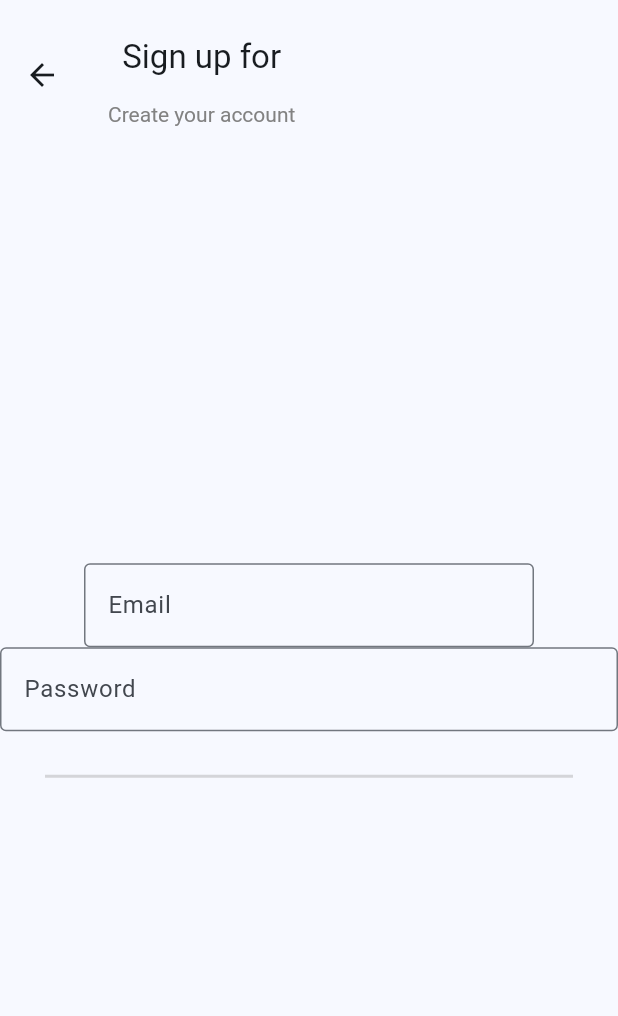
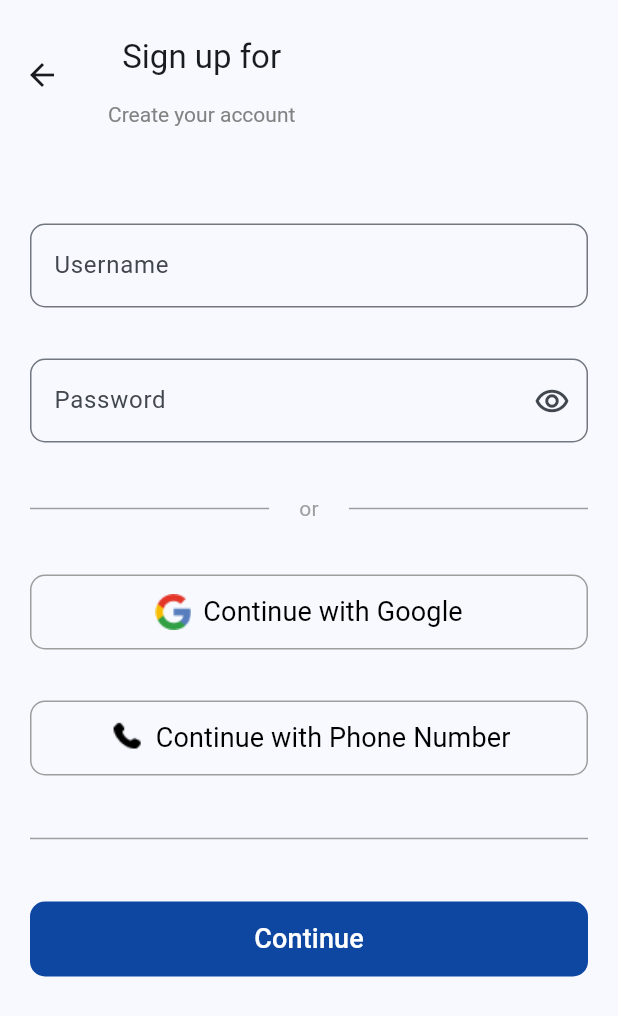
Before and after one commit to fullspeccoder-mobileDevelopment/social_media_app, a Flutter app: the screen it shows after launch, after a tap on the "account circle" icon, on a phone screen of 412 x 824 dp. Shown: the top 1016 px of the screen. Run offline on Flutter 3.47's test engine with Material 3 defaults, Android fonts, the phone set to English and light mode, and no system bars.

Commit message:
Created the sign up, log in, & splash pages | v0.0.8

```diff
--- a/lib/main.dart
+++ b/lib/main.dart
@@ -1,6 +1,8 @@
 import 'package:flutter/material.dart';
 import 'package:untitled_app/pages/home_page.dart';
+import 'package:untitled_app/pages/login_page.dart';
 import 'package:untitled_app/pages/sign_up.dart';
+import 'package:untitled_app/pages/splash_page.dart';
 
 void main() {
   runApp(const MyApp());
@@ -19,8 +21,10 @@ class MyApp extends StatelessWidget {
         useMaterial3: true,
       ),
       routes: {
-        '/': (context) => const HomePage(),
+        '/': (context) => const SplashScreen(),
+        '/home': (context) => const HomePage(),
         '/sign-up': (context) => const SignUp(),
+        '/log-in': (context) => LogIn(),
       },
     );
   }
--- a/lib/pages/home_page.dart
+++ b/lib/pages/home_page.dart
@@ -132,7 +132,12 @@ class _HomePageState extends State<HomePage> {
         title: Row(
           mainAxisAlignment: MainAxisAlignment.spaceBetween,
           children: [
-            const Icon(Icons.menu),
+            IconButton(
+              icon: const Icon(Icons.menu),
+              onPressed: () {
+                Navigator.pushNamed(context, "/log-in");
+              },
+            ),
             const Text("Name"),
             IconButton(
               icon: const Icon(Icons.account_circle_outlined),
--- a/lib/pages/sign_up.dart
+++ b/lib/pages/sign_up.dart
@@ -1,4 +1,5 @@
 import 'package:flutter/material.dart';
+import 'package:untitled_app/styles/button_styles.dart';
 
 class SignUp extends StatefulWidget {
   const SignUp({super.key});
@@ -8,6 +9,28 @@ class SignUp extends StatefulWidget {
 }
 
 class _SignUpState extends State<SignUp> {
+  bool eyeToggled = true;
+
+  Widget? determineEyeIcon() {
+    if (eyeToggled) {
+      return IconButton(
+        onPressed: toggleEyeIcon,
+        icon: const Icon(Icons.remove_red_eye_outlined),
+      );
+    } else {
+      return IconButton(
+        onPressed: toggleEyeIcon,
+        icon: const Icon(Icons.remove_red_eye),
+      );
+    }
+  }
+
+  void toggleEyeIcon() {
+    setState(() {
+      eyeToggled = !eyeToggled;
+    });
+  }
+
   @override
   Widget build(BuildContext context) {
     return Scaffold(
@@ -31,44 +54,114 @@ class _SignUpState extends State<SignUp> {
           ),
         ),
       ),
-      body: Column(
-        mainAxisAlignment: MainAxisAlignment.center,
+      body: Container(
+        padding: const EdgeInsets.fromLTRB(20, 15, 20, 15),
+        height: 600,
+        child: Column(
+          mainAxisAlignment: MainAxisAlignment.spaceEvenly,
           children: [
-          Form(
-            child: Column(
-              children: [
-                const SizedBox(
-                  width: 300,
-                  child: const TextField(
-                    controller: null,
+            const TextField(
               decoration: InputDecoration(
-                      labelText: "Email",
-                      border: OutlineInputBorder(),
+                hintText: "Username",
+                border: OutlineInputBorder(
+                  borderSide: BorderSide(width: 5, color: Colors.grey),
+                  borderRadius: BorderRadius.all(Radius.circular(10)),
                 ),
               ),
             ),
             TextField(
-                  controller: null,
-                  onChanged: (String value) {},
-                  obscureText: true,
-                  decoration: const InputDecoration(
-                    labelText: "Password",
-                    border: OutlineInputBorder(),
+              obscureText: eyeToggled,
+              decoration: InputDecoration(
+                suffixIcon: determineEyeIcon(),
+                hintText: "Password",
+                border: const OutlineInputBorder(
+                  borderSide: BorderSide(width: 5, color: Colors.grey),
+                  borderRadius: BorderRadius.all(Radius.circular(10)),
+                ),
+              ),
+            ),
+            Row(
+              children: [
+                Expanded(
+                  child: useGreyDivider(),
+                ),
+                const Padding(
+                  padding: EdgeInsets.symmetric(horizontal: 20.0),
+                  child: Text(
+                    'or',
+                    style: TextStyle(color: Colors.grey),
+                  ),
+                ),
+                Expanded(
+                  child: useGreyDivider(),
+                ),
+              ],
+            ),
+            TextButton(
+              onPressed: () {},
+              style: useGreyRoundedBorder(),
+              child: const Row(
+                mainAxisAlignment: MainAxisAlignment.center,
+                children: [
+                  Image(
+                    image: AssetImage("assets/images/google.png"),
+                  ),
+                  SizedBox(width: 8),
+                  Text(
+                    "Continue with Google",
+                    textDirection: TextDirection.ltr,
+                    style: TextStyle(
+                      color: Colors.black,
+                      fontSize: 18,
+                      fontWeight: FontWeight.normal,
                     ),
                   ),
                 ],
               ),
             ),
-          Container(
-            margin: const EdgeInsets.all(30),
-            child: const Divider(
-              height: 1,
-              thickness: 2,
-              color: Color.fromARGB(100, 158, 158, 158),
+            TextButton(
+              onPressed: () {},
+              style: useGreyRoundedBorder(),
+              child: const Row(
+                mainAxisAlignment: MainAxisAlignment.center,
+                children: [
+                  Image(
+                    image: AssetImage("assets/images/phone.png"),
+                  ),
+                  SizedBox(width: 8),
+                  Text(
+                    "Continue with Phone Number",
+                    textDirection: TextDirection.ltr,
+                    style: TextStyle(
+                      color: Colors.black,
+                      fontSize: 18,
+                      fontWeight: FontWeight.normal,
                     ),
                   ),
                 ],
               ),
+            ),
+            useGreyDivider(),
+            TextButton(
+              onPressed: () {},
+              style: TextButton.styleFrom(
+                shape: RoundedRectangleBorder(
+                  borderRadius: BorderRadius.circular(10),
+                ),
+                backgroundColor: Colors.blue.shade900,
+                minimumSize: const Size(600, 50),
+              ),
+              child: const Text(
+                "Continue",
+                style: TextStyle(
+                  color: Colors.white,
+                  fontSize: 18,
+                ),
+              ),
+            ),
+          ],
+        ),
+      ),
     );
   }
 }
--- /dev/null
+++ b/lib/pages/splash_page.dart
@@ -0,0 +1,94 @@
+import 'package:flutter/material.dart';
+import 'package:flutter/services.dart';
+import 'package:untitled_app/pages/home_page.dart';
+
+class SplashScreen extends StatefulWidget {
+  const SplashScreen({super.key});
+
+  @override
+  State<SplashScreen> createState() => SplashScreenState();
+}
+
+class SplashScreenState extends State<SplashScreen>
+    with SingleTickerProviderStateMixin {
+  final user = {"loggedIn": true};
+
+  bool? get getUserStatus => user["loggedIn"];
+
+  @override
+  void initState() {
+    super.initState();
+    SystemChrome.setEnabledSystemUIMode(SystemUiMode.immersive);
+
+    if (getUserStatus!) {
+      Future.delayed(const Duration(seconds: 2), () {
+        Navigator.of(context).pushReplacement(
+            MaterialPageRoute(builder: (_) => const HomePage()));
+      });
+    } else {
+      Future.delayed(const Duration(seconds: 2), () {
+        Navigator.of(context).popAndPushNamed("/sign-up");
+      });
+    }
+  }
+
+  @override
+  void dispose() {
+    SystemChrome.setEnabledSystemUIMode(SystemUiMode.manual,
+        overlays: SystemUiOverlay.values);
+    super.dispose();
+  }
+
+  @override
+  Widget build(BuildContext context) {
+    return Scaffold(
+      appBar: AppBar(),
+      body: Expanded(
+        child: Column(
+          mainAxisAlignment: MainAxisAlignment.center,
+          children: [
+            Center(
+              child: Column(
+                children: [
+                  const CircleAvatar(
+                    backgroundColor: Colors.blueGrey,
+                    radius: 125.0,
+                  ),
+                  Container(
+                    margin: const EdgeInsets.only(
+                      top: 25,
+                    ),
+                    child: const Text("Name",
+                        style: TextStyle(
+                          fontSize: 36.0,
+                          fontWeight: FontWeight.w500,
+                        )),
+                  ),
+                ],
+              ),
+            ),
+            const Expanded(child: SizedBox()),
+            Expanded(
+              flex: 0,
+              child: Container(
+                margin: const EdgeInsets.only(
+                  bottom: 50,
+                ),
+                child: const Padding(
+                  padding: EdgeInsets.fromLTRB(20, 0, 20, 0),
+                  child: Text(
+                    "Efficiently post your content across various social media",
+                    style: TextStyle(
+                      fontSize: 16,
+                    ),
+                    textAlign: TextAlign.center,
+                  ),
+                ),
+              ),
+            )
+          ],
+        ),
+      ),
+    );
+  }
+}
--- /dev/null
+++ b/lib/styles/button_styles.dart
@@ -0,0 +1,28 @@
+// TextButton.styleFrom(
+//                 side: const BorderSide(color: Colors.grey, width: 1),
+//                 shape: RoundedRectangleBorder(
+//                   borderRadius: BorderRadius.circular(10),
+//                 ),
+//                 minimumSize: const Size(600, 50),
+//               ),
+
+import 'package:flutter/material.dart';
+
+///  Has to be used in a TextButton style attribute
+ButtonStyle useGreyRoundedBorder() {
+  return TextButton.styleFrom(
+    side: const BorderSide(color: Colors.grey, width: 1),
+    shape: RoundedRectangleBorder(
+      borderRadius: BorderRadius.circular(10),
+    ),
+    minimumSize: const Size(600, 50),
+  );
+}
+
+/// Creates a divider
+Divider useGreyDivider() {
+  return const Divider(
+    color: Colors.grey,
+    thickness: 1,
+  );
+}
```
Also changed, not shown: lib/pages/login_page.dart (added, +151 -0 lines), assets/images/Logo.png (added), assets/images/google.png (added), assets/images/google.svg (added), assets/images/phone.png (added), assets/images/solar_phone-bold.svg (added). Lines whose indentation alone changed are shown as unchanged.
